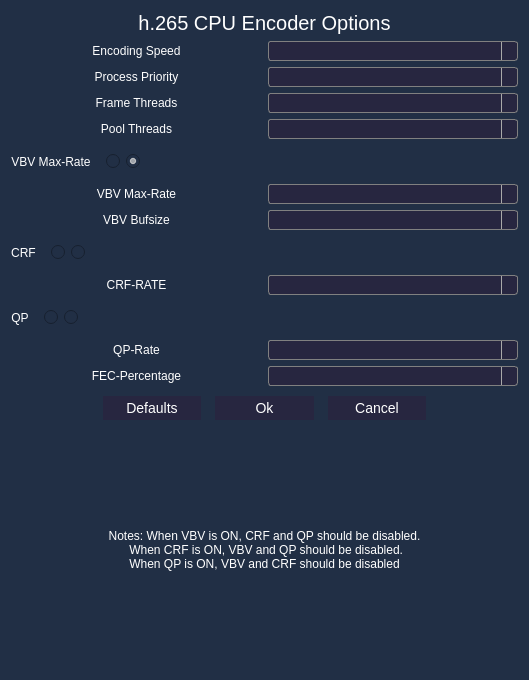
The window that h265configurationdialog.ui (m4rkoup/openstream-server) describes before a commit, drawn with Qt 5.
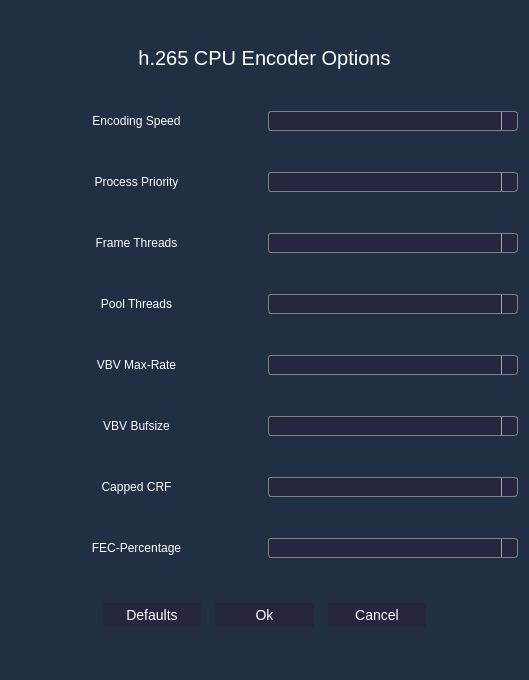
The same window after the commit. Icons and pictures are not drawn.

Patch:
```diff
--- a/h265configurationdialog.ui
+++ b/h265configurationdialog.ui
@@ -483,121 +483,6 @@
      </item>
     </layout>
    </item>
-   <item>
-    <layout class="QHBoxLayout" name="horizontalLayout_3">
-     <item>
-      <widget class="QLabel" name="h265_cpu_vbv_max_rate_label">
-       <property name="sizePolicy">
-        <sizepolicy hsizetype="Preferred" vsizetype="Preferred">
-         <horstretch>0</horstretch>
-         <verstretch>0</verstretch>
-        </sizepolicy>
-       </property>
-       <property name="toolTip">
-        <string>Enables the VBV buffer. VBV reduces quality, 
-so you should only use this if you're encoding 
-for a playback scenario that requires it.</string>
-       </property>
-       <property name="styleSheet">
-        <string notr="true">QLabel {
-color: rgb(255, 255, 255);
-font:  &quot;Open Sans Semibold&quot;;
-font-size: 12px;
-}
-
-QToolTip {
-color: rgb(0, 0, 0);
-font:  &quot;Open Sans Semibold&quot;;
-font-size: 12px;
-}</string>
-       </property>
-       <property name="text">
-        <string>VBV Max-Rate</string>
-       </property>
-       <property name="alignment">
-        <set>Qt::AlignCenter</set>
-       </property>
-      </widget>
-     </item>
-     <item>
-      <widget class="QWidget" name="widget" native="true">
-       <property name="sizePolicy">
-        <sizepolicy hsizetype="Preferred" vsizetype="Maximum">
-         <horstretch>0</horstretch>
-         <verstretch>0</verstretch>
-        </sizepolicy>
-       </property>
-       <layout class="QHBoxLayout" name="horizontalLayout">
-        <item>
-         <widget class="QRadioButton" name="h265_cpu_vbv_max_rate_on_radio_button">
-          <property name="styleSheet">
-           <string notr="true">color: rgb(255, 255, 255);
-font:  &quot;Open Sans Light&quot;;
-font-size: 12px;
-QRadioButton::indicator::checked {
-    image: url(:resources/icons/checked-ic);
-}</string>
-          </property>
-          <property name="text">
-           <string/>
-          </property>
-          <property name="icon">
-           <iconset resource="openstreamapp.qrc">
-            <normaloff>:/images/check-ic.png</normaloff>:/images/check-ic.png</iconset>
-          </property>
-          <property name="checked">
-           <bool>false</bool>
-          </property>
-         </widget>
-        </item>
-        <item>
-         <widget class="QRadioButton" name="h265_cpu_vbv_max_rate_off_radio_button">
-          <property name="enabled">
-           <bool>true</bool>
-          </property>
-          <property name="font">
-           <font>
-            <pointsize>-1</pointsize>
-            <weight>50</weight>
-            <italic>false</italic>
-            <bold>false</bold>
-           </font>
-          </property>
-          <property name="styleSheet">
-           <string notr="true">color: rgb(255, 255, 255);
-font:  &quot;Open Sans Light&quot;;
-font-size: 12px;</string>
-          </property>
-          <property name="text">
-           <string/>
-          </property>
-          <property name="icon">
-           <iconset resource="openstreamapp.qrc">
-            <normaloff>:/images/uncheck-ic.png</normaloff>:/images/uncheck-ic.png</iconset>
-          </property>
-          <property name="checked">
-           <bool>true</bool>
-          </property>
-         </widget>
-        </item>
-       </layout>
-      </widget>
-     </item>
-     <item>
-      <spacer name="horizontalSpacer">
-       <property name="orientation">
-        <enum>Qt::Horizontal</enum>
-       </property>
-       <property name="sizeHint" stdset="0">
-        <size>
-         <width>40</width>
-         <height>20</height>
-        </size>
-       </property>
-      </spacer>
-     </item>
-    </layout>
-   </item>
    <item>
     <layout class="QHBoxLayout" name="horizontalLayout_11">
      <item>
@@ -797,97 +682,6 @@
      </item>
     </layout>
    </item>
-   <item>
-    <layout class="QHBoxLayout" name="horizontalLayout_10">
-     <item>
-      <widget class="QLabel" name="h265_cpu_crf_label">
-       <property name="toolTip">
-        <string>Quality-controlled variable bitrate.
-It does not try to reach any particular bitrate target,
-instead it tries to achieve a given uniform quality and 
-the size of the bitstream is determined by 
-the complexity of the source video.</string>
-       </property>
-       <property name="styleSheet">
-        <string notr="true">QLabel {
-color: rgb(255, 255, 255);
-font:  &quot;Open Sans Semibold&quot;;
-font-size: 12px;
-}
-
-QToolTip {
-color: rgb(0, 0, 0);
-font:  &quot;Open Sans Semibold&quot;;
-font-size: 12px;
-}</string>
-       </property>
-       <property name="text">
-        <string>CRF</string>
-       </property>
-       <property name="alignment">
-        <set>Qt::AlignCenter</set>
-       </property>
-      </widget>
-     </item>
-     <item>
-      <widget class="QWidget" name="widget_2" native="true">
-       <property name="sizePolicy">
-        <sizepolicy hsizetype="Preferred" vsizetype="Maximum">
-         <horstretch>0</horstretch>
-         <verstretch>0</verstretch>
-        </sizepolicy>
-       </property>
-       <layout class="QHBoxLayout" name="horizontalLayout_2">
-        <item>
-         <widget class="QRadioButton" name="h265_cpu_crf_on_radio_button">
-          <property name="styleSheet">
-           <string notr="true">color: rgb(255, 255, 255);
-font:  &quot;Open Sans Light&quot;;
-font-size: 12px;</string>
-          </property>
-          <property name="text">
-           <string/>
-          </property>
-          <property name="icon">
-           <iconset resource="openstreamapp.qrc">
-            <normaloff>:/images/check-ic.png</normaloff>:/images/check-ic.png</iconset>
-          </property>
-         </widget>
-        </item>
-        <item>
-         <widget class="QRadioButton" name="h265_cpu_crf_off_radio_button">
-          <property name="styleSheet">
-           <string notr="true">color: rgb(255, 255, 255);
-font:  &quot;Open Sans Light&quot;;
-font-size: 12px;</string>
-          </property>
-          <property name="text">
-           <string/>
-          </property>
-          <property name="icon">
-           <iconset resource="openstreamapp.qrc">
-            <normaloff>:/images/uncheck-ic.png</normaloff>:/images/uncheck-ic.png</iconset>
-          </property>
-         </widget>
-        </item>
-       </layout>
-      </widget>
-     </item>
-     <item>
-      <spacer name="horizontalSpacer_2">
-       <property name="orientation">
-        <enum>Qt::Horizontal</enum>
-       </property>
-       <property name="sizeHint" stdset="0">
-        <size>
-         <width>40</width>
-         <height>20</height>
-        </size>
-       </property>
-      </spacer>
-     </item>
-    </layout>
-   </item>
    <item>
     <layout class="QHBoxLayout" name="horizontalLayout_15">
      <item>
@@ -906,7 +700,7 @@
 }</string>
        </property>
        <property name="text">
-        <string>CRF-RATE</string>
+        <string>Capped CRF</string>
        </property>
        <property name="alignment">
         <set>Qt::AlignCenter</set>
@@ -984,190 +778,6 @@
      </item>
     </layout>
    </item>
-   <item>
-    <layout class="QHBoxLayout" name="horizontalLayout_13">
-     <item>
-      <widget class="QLabel" name="h265_cpu_qp_label">
-       <property name="toolTip">
-        <string>Constant QP rate control. 
-Using this option enables Constant QP rate control.</string>
-       </property>
-       <property name="styleSheet">
-        <string notr="true">QLabel {
-color: rgb(255, 255, 255);
-font:  &quot;Open Sans Semibold&quot;;
-font-size: 12px;
-}
-
-QToolTip {
-color: rgb(0, 0, 0);
-font:  &quot;Open Sans Semibold&quot;;
-font-size: 12px;
-}</string>
-       </property>
-       <property name="text">
-        <string>QP</string>
-       </property>
-       <property name="alignment">
-        <set>Qt::AlignCenter</set>
-       </property>
-      </widget>
-     </item>
-     <item>
-      <widget class="QWidget" name="widget_3" native="true">
-       <property name="sizePolicy">
-        <sizepolicy hsizetype="Preferred" vsizetype="Maximum">
-         <horstretch>0</horstretch>
-         <verstretch>0</verstretch>
-        </sizepolicy>
-       </property>
-       <layout class="QHBoxLayout" name="horizontalLayout_5">
-        <item>
-         <widget class="QRadioButton" name="h265_cpu_qp_on_radio_button">
-          <property name="styleSheet">
-           <string notr="true">color: rgb(255, 255, 255);
-font:  &quot;Open Sans Light&quot;;
-font-size: 12px;</string>
-          </property>
-          <property name="text">
-           <string/>
-          </property>
-          <property name="icon">
-           <iconset resource="openstreamapp.qrc">
-            <normaloff>:/images/check-ic.png</normaloff>:/images/check-ic.png</iconset>
-          </property>
-         </widget>
-        </item>
-        <item>
-         <widget class="QRadioButton" name="h265_cpu_qp_off_radio_button">
-          <property name="styleSheet">
-           <string notr="true">color: rgb(255, 255, 255);
-font:  &quot;Open Sans Light&quot;;
-font-size: 12px;</string>
-          </property>
-          <property name="text">
-           <string/>
-          </property>
-          <property name="icon">
-           <iconset resource="openstreamapp.qrc">
-            <normaloff>:/images/uncheck-ic.png</normaloff>:/images/uncheck-ic.png</iconset>
-          </property>
-         </widget>
-        </item>
-       </layout>
-      </widget>
-     </item>
-     <item>
-      <spacer name="horizontalSpacer_5">
-       <property name="orientation">
-        <enum>Qt::Horizontal</enum>
-       </property>
-       <property name="sizeHint" stdset="0">
-        <size>
-         <width>40</width>
-         <height>20</height>
-        </size>
-       </property>
-      </spacer>
-     </item>
-    </layout>
-   </item>
-   <item>
-    <layout class="QHBoxLayout" name="horizontalLayout_17">
-     <item>
-      <widget class="QLabel" name="h265_cpu_qp_rate_label">
-       <property name="styleSheet">
-        <string notr="true">QLabel {
-color: rgb(255, 255, 255);
-font:  &quot;Open Sans Semibold&quot;;
-font-size: 12px;
-}
-
-QToolTip {
-color: rgb(0, 0, 0);
-font:  &quot;Open Sans Semibold&quot;;
-font-size: 12px;
-}</string>
-       </property>
-       <property name="text">
-        <string>QP-Rate</string>
-       </property>
-       <property name="alignment">
-        <set>Qt::AlignCenter</set>
-       </property>
-      </widget>
-     </item>
-     <item>
-      <widget class="QComboBox" name="h265_cpu_qp_rate_combobox">
-       <property name="styleSheet">
-        <string notr="true">QComboBox {
-    border: 1px solid gray;
-    border-radius: 3px;
-    padding: 1px 18px 1px 3px;
-    min-width: 6em;
-    font:  &quot;Open Sans Semibold&quot;;
-    color: white;
-    background: #272640;
-}
-
-QComboBox:editable {
-    background:white;
-}
-
-QComboBox:!editable, QComboBox::drop-down:editable {
-     background:  #272640;
-}
-
-/* QComboBox gets the &quot;on&quot; state when the popup is open */
-QComboBox:!editable:on, QComboBox::drop-down:editable:on {
-    background:  #272640;
-}
-
-QComboBox:on { /* shift the text when the popup opens */
-    padding-top: 3px;
-    padding-left: 4px;
-}
-
-QComboBox::drop-down {
-    subcontrol-origin: padding;
-    subcontrol-position: top right;
-    width: 15px;
-
-    border-left-width: 1px;
-    border-left-color: darkgray;
-    border-left-style: solid; /* just a single line */
-    border-top-right-radius: 3px; /* same radius as the QComboBox */
-    border-bottom-right-radius: 3px;
-}
-
-QComboBox::down-arrow {
-    image: url(:images/down-arrow-blue-16-ic.png);
-    height: 12px;
-	width: 12px;
-}
-
-QComboBox::down-arrow:on { /* shift the arrow when popup is open */
-    top: 1px;
-    left: 1px;
-}
-
-QComboBox QAbstractItemView {
-    border: 1px solid gray;
-    border-radius: 3px;
-    padding: 1px 18px 1px 3px;
-    min-width: 6em;
-    selection-background-color: #006466;
-    background: #272640;
-    color: white;
-    font:  &quot;Open Sans Semibold&quot;;
-}
-
-</string>
-       </property>
-      </widget>
-     </item>
-    </layout>
-   </item>
    <item>
     <layout class="QHBoxLayout" name="horizontalLayout_18">
      <item>
@@ -1378,23 +988,6 @@
      </item>
     </layout>
    </item>
-   <item>
-    <widget class="QLabel" name="h265_cpu_info_label">
-     <property name="styleSheet">
-      <string notr="true">color: rgb(255, 255, 255);
-font:  &quot;Open Sans Semibold&quot;;
-font-size: 12px;</string>
-     </property>
-     <property name="text">
-      <string>Notes: When VBV is ON, CRF and QP should be disabled.
- When CRF is ON, VBV and QP should be disabled. 
-When QP is ON, VBV and CRF should be disabled</string>
-     </property>
-     <property name="alignment">
-      <set>Qt::AlignCenter</set>
-     </property>
-    </widget>
-   </item>
   </layout>
  </widget>
  <resources>
```
Left out of the diff: 4 changed lines with no effect on the pictures.
